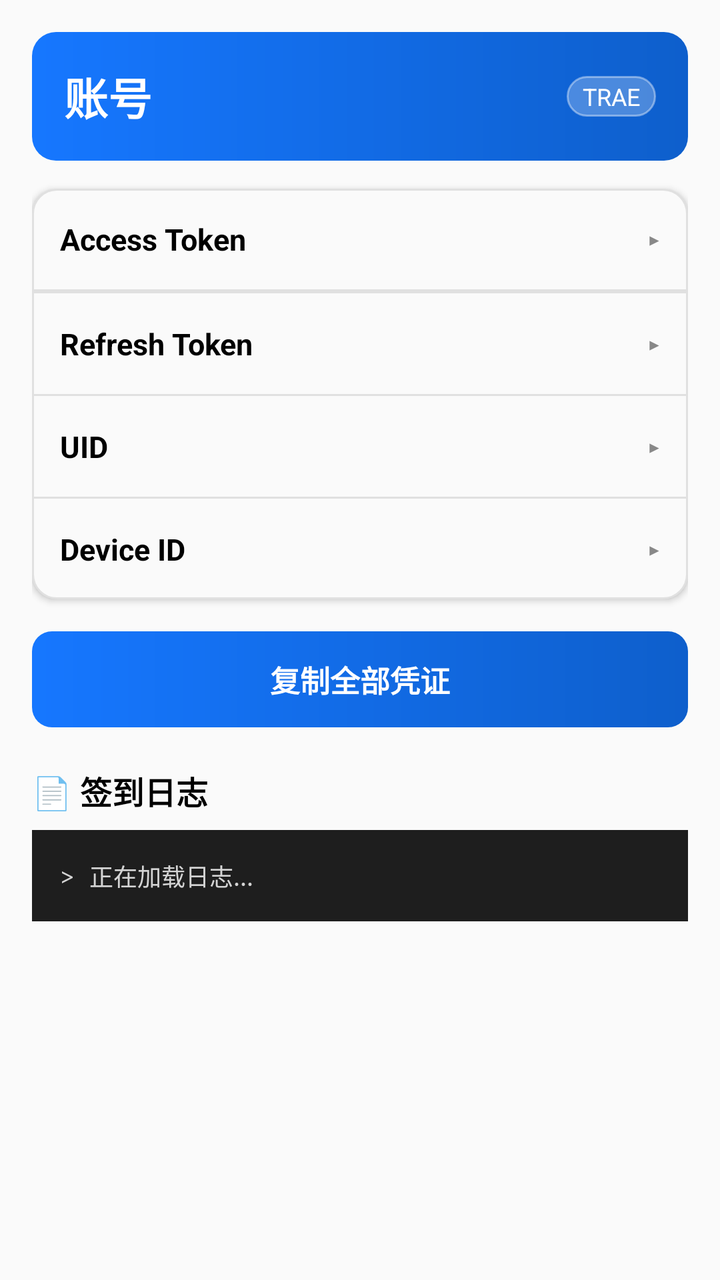
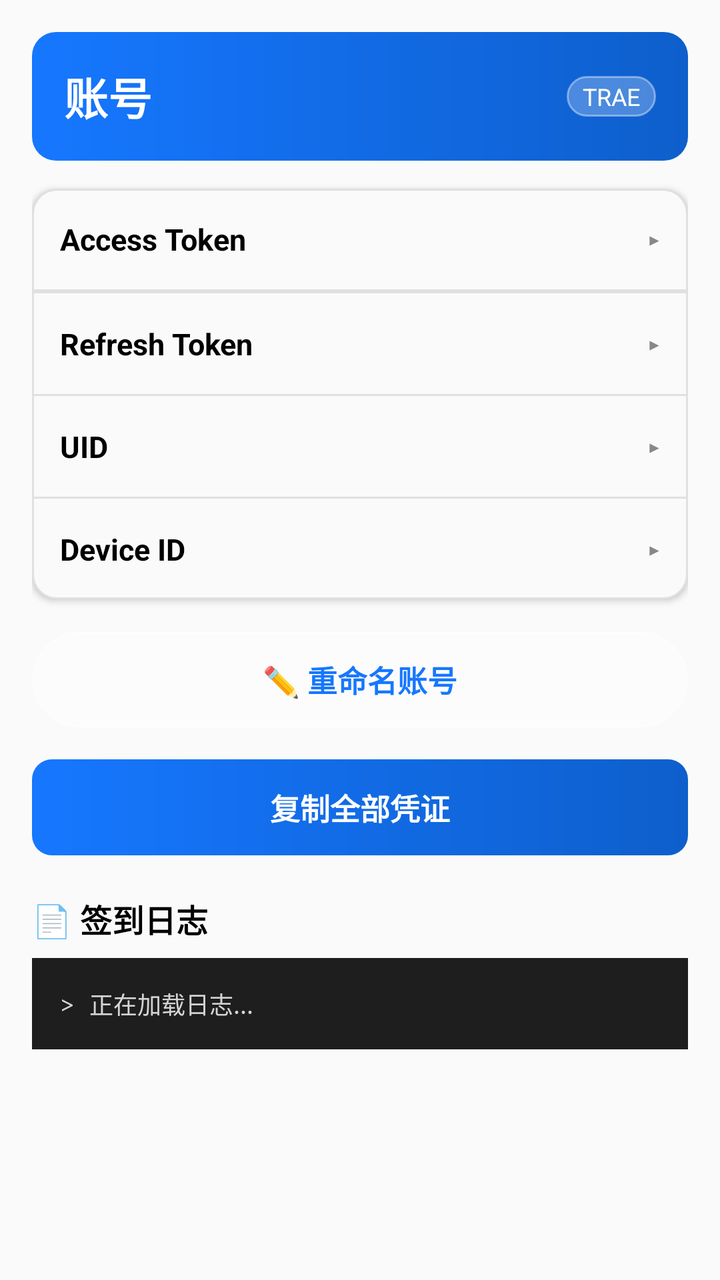

The first picture is an Android layout as it rendered before a commit; the second is the same layout after the commit. The layout source and the unified diff follow.
<!-- AndroidManifest.xml: application theme Theme.SignApp -->
<!-- res/layout/activity_account_detail.xml -->
<?xml version="1.0" encoding="utf-8"?>
<ScrollView xmlns:android="http://schemas.android.com/apk/res/android"
    android:layout_width="match_parent"
    android:layout_height="match_parent"
    android:background="@color/card_bg"
    android:fillViewport="true">

    <LinearLayout
        android:layout_width="match_parent"
        android:layout_height="wrap_content"
        android:orientation="vertical"
        android:padding="16dp">

        
        <LinearLayout
            android:layout_width="match_parent"
            android:layout_height="wrap_content"
            android:orientation="horizontal"
            android:gravity="center_vertical"
            android:background="@drawable/bg_header_gradient"
            android:padding="16dp"
            android:paddingBottom="18dp">

            <TextView
                android:id="@+id/tvDetailLabel"
                android:layout_width="0dp"
                android:layout_height="wrap_content"
                android:layout_weight="1"
                android:text="账号"
                android:textColor="@color/white"
                android:textSize="22sp"
                android:textStyle="bold" />

            <TextView
                android:layout_width="wrap_content"
                android:layout_height="wrap_content"
                android:background="@drawable/bg_badge"
                android:paddingLeft="8dp"
                android:paddingRight="8dp"
                android:paddingTop="2dp"
                android:paddingBottom="2dp"
                android:text="TRAE"
                android:textColor="@color/white"
                android:textSize="12sp" />
        </LinearLayout>

        
        <LinearLayout
            android:layout_width="match_parent"
            android:layout_height="wrap_content"
            android:orientation="vertical"
            android:layout_marginTop="14dp"
            android:background="@drawable/bg_card"
            android:elevation="2dp">

            
            <LinearLayout
                android:id="@+id/headerAccess"
                android:layout_width="match_parent"
                android:layout_height="wrap_content"
                android:orientation="horizontal"
                android:gravity="center_vertical"
                android:padding="14dp"
                android:clickable="true"
                android:focusable="true">

                <TextView
                    android:layout_width="0dp"
                    android:layout_height="wrap_content"
                    android:layout_weight="1"
                    android:text="Access Token"
                    android:textColor="@color/black"
                    android:textSize="15sp"
                    android:textStyle="bold" />

                <TextView
                    android:id="@+id/iconAccess"
                    android:layout_width="wrap_content"
                    android:layout_height="wrap_content"
                    android:text="▸"
                    android:textColor="@color/gray"
                    android:textSize="16sp" />
            </LinearLayout>

            <View
                android:layout_width="match_parent"
                android:layout_height="1dp"
                android:background="@color/divider" />
            <TextView
                android:id="@+id/tvAccessToken"
                android:layout_width="match_parent"
                android:layout_height="wrap_content"
                android:padding="14dp"
                android:background="@color/card_bg"
                android:fontFamily="monospace"
                android:gravity="center_vertical"
                android:textIsSelectable="true"
                android:textColor="@color/primary_dark"
                android:textSize="12sp"
                android:visibility="gone" />

            <View
                android:layout_width="match_parent"
                android:layout_height="1dp"
                android:background="@color/divider" />

            
            <LinearLayout
                android:id="@+id/headerRefresh"
                android:layout_width="match_parent"
                android:layout_height="wrap_content"
                android:orientation="horizontal"
                android:gravity="center_vertical"
                android:padding="14dp"
                android:clickable="true"
                android:focusable="true">

                <TextView
                    android:layout_width="0dp"
                    android:layout_height="wrap_content"
                    android:layout_weight="1"
                    android:text="Refresh Token"
                    android:textColor="@color/black"
                    android:textSize="15sp"
                    android:textStyle="bold" />

                <TextView
                    android:id="@+id/iconRefresh"
                    android:layout_width="wrap_content"
                    android:layout_height="wrap_content"
                    android:text="▸"
                    android:textColor="@color/gray"
                    android:textSize="16sp" />
            </LinearLayout>

            <TextView
                android:id="@+id/tvRefreshToken"
                android:layout_width="match_parent"
                android:layout_height="wrap_content"
                android:padding="14dp"
                android:background="@color/card_bg"
                android:fontFamily="monospace"
                android:gravity="center_vertical"
                android:textIsSelectable="true"
                android:textColor="@color/primary_dark"
                android:textSize="12sp"
                android:visibility="gone" />

            <View
                android:layout_width="match_parent"
                android:layout_height="1dp"
                android:background="@color/divider" />

            
            <LinearLayout
                android:id="@+id/headerUid"
                android:layout_width="match_parent"
                android:layout_height="wrap_content"
                android:orientation="horizontal"
                android:gravity="center_vertical"
                android:padding="14dp"
                android:clickable="true"
                android:focusable="true">

                <TextView
                    android:layout_width="0dp"
                    android:layout_height="wrap_content"
                    android:layout_weight="1"
                    android:text="UID"
                    android:textColor="@color/black"
                    android:textSize="15sp"
                    android:textStyle="bold" />

                <TextView
                    android:id="@+id/iconUid"
                    android:layout_width="wrap_content"
                    android:layout_height="wrap_content"
                    android:text="▸"
                    android:textColor="@color/gray"
                    android:textSize="16sp" />
            </LinearLayout>

            <TextView
                android:id="@+id/tvUid"
                android:layout_width="match_parent"
                android:layout_height="wrap_content"
                android:padding="14dp"
                android:background="@color/card_bg"
                android:fontFamily="monospace"
                android:gravity="center_vertical"
                android:textIsSelectable="true"
                android:textColor="@color/primary_dark"
                android:textSize="12sp"
                android:visibility="gone" />

            <View
                android:layout_width="match_parent"
                android:layout_height="1dp"
                android:background="@color/divider" />

            
            <LinearLayout
                android:id="@+id/headerDevice"
                android:layout_width="match_parent"
                android:layout_height="wrap_content"
                android:orientation="horizontal"
                android:gravity="center_vertical"
                android:padding="14dp"
                android:clickable="true"
                android:focusable="true">

                <TextView
                    android:layout_width="0dp"
                    android:layout_height="wrap_content"
                    android:layout_weight="1"
                    android:text="Device ID"
                    android:textColor="@color/black"
                    android:textSize="15sp"
                    android:textStyle="bold" />

                <TextView
                    android:id="@+id/iconDevice"
                    android:layout_width="wrap_content"
                    android:layout_height="wrap_content"
                    android:text="▸"
                    android:textColor="@color/gray"
                    android:textSize="16sp" />
            </LinearLayout>

            <TextView
                android:id="@+id/tvDeviceId"
                android:layout_width="match_parent"
                android:layout_height="wrap_content"
                android:padding="14dp"
                android:background="@color/card_bg"
                android:fontFamily="monospace"
                android:gravity="center_vertical"
                android:textIsSelectable="true"
                android:textColor="@color/primary_dark"
                android:textSize="12sp"
                android:visibility="gone" />
        </LinearLayout>

        
        <TextView
            android:id="@+id/btnCopyAll"
            android:layout_width="match_parent"
            android:layout_height="wrap_content"
            android:layout_marginTop="16dp"
            android:background="@drawable/bg_btn"
            android:gravity="center"
            android:padding="13dp"
            android:text="复制全部凭证"
            android:textColor="@color/white"
            android:textSize="15sp"
            android:textStyle="bold" />

        
        <TextView
            android:layout_width="match_parent"
            android:layout_height="wrap_content"
            android:layout_marginTop="20dp"
            android:text="📄 签到日志"
            android:textColor="@color/black"
            android:textSize="16sp"
            android:textStyle="bold" />

        <TextView
            android:id="@+id/tvLogs"
            android:layout_width="match_parent"
            android:layout_height="wrap_content"
            android:layout_marginTop="8dp"
            android:background="@color/terminal_bg"
            android:padding="14dp"
            android:text="> 正在加载日志..."
            android:textColor="@color/terminal_white"
            android:textSize="12sp"
            android:fontFamily="monospace"
            android:lineSpacingExtra="4dp" />
    </LinearLayout>
</ScrollView>
<!-- resources referenced by this layout -->
<resources>
  <color name="black">#000000</color>
  <color name="card_bg">#FAFAFA</color>
  <color name="divider">#E0E0E0</color>
  <color name="gray">#888888</color>
  <color name="primary_dark">#0E5FCC</color>
  <color name="terminal_bg">#1E1E1E</color>
  <color name="terminal_white">#D4D4D4</color>
  <color name="white">#FFFFFF</color>
  <!-- drawable bg_badge (drawable) -->
  <?xml version="1.0" encoding="utf-8"?>
  <shape xmlns:android="http://schemas.android.com/apk/res/android">
      <solid android:color="#40FFFFFF" />
      <corners android:radius="999dp" />
      <stroke android:width="1dp" android:color="#66FFFFFF" />
  </shape>
  <!-- drawable bg_btn (drawable) -->
  <?xml version="1.0" encoding="utf-8"?>
  <shape xmlns:android="http://schemas.android.com/apk/res/android">
      <gradient
          android:angle="0"
          android:startColor="#1677FF"
          android:endColor="#0E5FCC" />
      <corners android:radius="10dp" />
  </shape>
  <!-- drawable bg_card (drawable) -->
  <?xml version="1.0" encoding="utf-8"?>
  <shape xmlns:android="http://schemas.android.com/apk/res/android">
      <solid android:color="@color/card_bg" />
      <corners android:radius="12dp" />
      <stroke android:width="1dp" android:color="@color/divider" />
  </shape>
  <!-- drawable bg_header_gradient (drawable) -->
  <?xml version="1.0" encoding="utf-8"?>
  <shape xmlns:android="http://schemas.android.com/apk/res/android">
      <gradient
          android:angle="0"
          android:startColor="#1677FF"
          android:endColor="#0E5FCC" />
      <corners android:radius="12dp" />
  </shape>
  <style name="Theme.SignApp" parent="Theme.MaterialComponents.DayNight.NoActionBar">
          <item name="colorPrimary">@color/primary</item>
          <item name="colorPrimaryVariant">@color/primary_dark</item>
          <item name="colorOnPrimary">@color/white</item>
          <item name="android:statusBarColor">@color/primary</item>
          <item name="android:windowBackground">@color/white</item>
      </style>
  <color name="primary">#1677FF</color>
</resources>

<!-- the commit's change to res/layout/activity_account_detail.xml (unified diff, before → after) -->
@@ -240,6 +240,20 @@
                 android:textSize="12sp"
                 android:visibility="gone" />
         </LinearLayout>
+
+        
+        <TextView
+            android:id="@+id/btnRename"
+            android:layout_width="match_parent"
+            android:layout_height="wrap_content"
+            android:layout_marginTop="16dp"
+            android:background="@drawable/bg_badge"
+            android:gravity="center"
+            android:padding="13dp"
+            android:text="✏️ 重命名账号"
+            android:textColor="@color/primary"
+            android:textSize="15sp"
+            android:textStyle="bold" />
 
         
         <TextView
